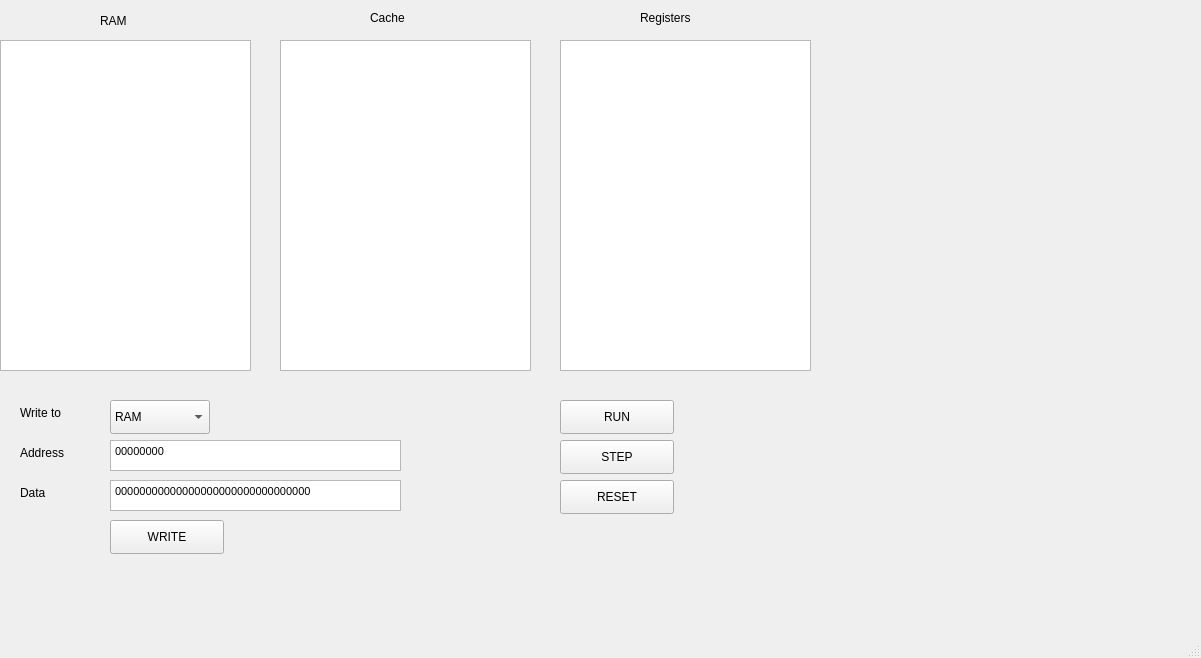
Before: the Qt Designer form mainwindow.ui in tbourgoin1/535-SAGA-ISA, drawn with Qt 5.
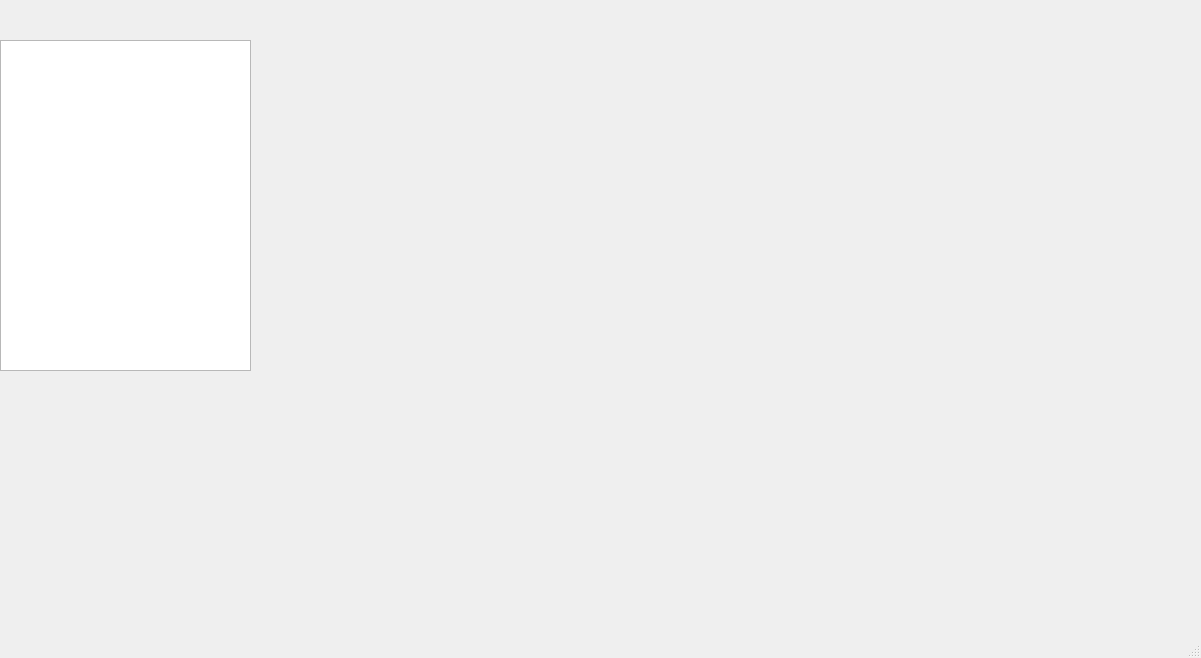
After: the same form once the commit is applied.

```diff
--- a/mainwindow.ui
+++ b/mainwindow.ui
@@ -24,215 +24,6 @@
      </rect>
     </property>
    </widget>
-   <widget class="QLabel" name="label">
-    <property name="geometry">
-     <rect>
-      <x>100</x>
-      <y>10</y>
-      <width>41</width>
-      <height>21</height>
-     </rect>
-    </property>
-    <property name="text">
-     <string>RAM</string>
-    </property>
-   </widget>
-   <widget class="QListView" name="cache_view">
-    <property name="geometry">
-     <rect>
-      <x>280</x>
-      <y>40</y>
-      <width>251</width>
-      <height>331</height>
-     </rect>
-    </property>
-   </widget>
-   <widget class="QLabel" name="label_2">
-    <property name="geometry">
-     <rect>
-      <x>370</x>
-      <y>10</y>
-      <width>61</width>
-      <height>16</height>
-     </rect>
-    </property>
-    <property name="text">
-     <string>Cache</string>
-    </property>
-   </widget>
-   <widget class="QLabel" name="label_3">
-    <property name="geometry">
-     <rect>
-      <x>640</x>
-      <y>10</y>
-      <width>91</width>
-      <height>16</height>
-     </rect>
-    </property>
-    <property name="text">
-     <string>Registers</string>
-    </property>
-   </widget>
-   <widget class="QListView" name="register_view">
-    <property name="geometry">
-     <rect>
-      <x>560</x>
-      <y>40</y>
-      <width>251</width>
-      <height>331</height>
-     </rect>
-    </property>
-   </widget>
-   <widget class="QTextEdit" name="data_input">
-    <property name="geometry">
-     <rect>
-      <x>110</x>
-      <y>480</y>
-      <width>291</width>
-      <height>31</height>
-     </rect>
-    </property>
-    <property name="html">
-     <string>&lt;!DOCTYPE HTML PUBLIC &quot;-//W3C//DTD HTML 4.0//EN&quot; &quot;http://www.w3.org/TR/REC-html40/strict.dtd&quot;&gt;
-&lt;html&gt;&lt;head&gt;&lt;meta name=&quot;qrichtext&quot; content=&quot;1&quot; /&gt;&lt;style type=&quot;text/css&quot;&gt;
-p, li { white-space: pre-wrap; }
-&lt;/style&gt;&lt;/head&gt;&lt;body style=&quot; font-family:'MS Shell Dlg 2'; font-size:7.875pt; font-weight:400; font-style:normal;&quot;&gt;
-&lt;p style=&quot; margin-top:0px; margin-bottom:0px; margin-left:0px; margin-right:0px; -qt-block-indent:0; text-indent:0px;&quot;&gt;00000000000000000000000000000000&lt;/p&gt;&lt;/body&gt;&lt;/html&gt;</string>
-    </property>
-   </widget>
-   <widget class="QLabel" name="label_4">
-    <property name="geometry">
-     <rect>
-      <x>20</x>
-      <y>400</y>
-      <width>90</width>
-      <height>26</height>
-     </rect>
-    </property>
-    <property name="text">
-     <string>Write to</string>
-    </property>
-   </widget>
-   <widget class="QComboBox" name="memory_select">
-    <property name="geometry">
-     <rect>
-      <x>110</x>
-      <y>400</y>
-      <width>100</width>
-      <height>34</height>
-     </rect>
-    </property>
-    <item>
-     <property name="text">
-      <string>RAM</string>
-     </property>
-    </item>
-    <item>
-     <property name="text">
-      <string>CACHE</string>
-     </property>
-    </item>
-    <item>
-     <property name="text">
-      <string>REGISTER</string>
-     </property>
-    </item>
-   </widget>
-   <widget class="QLabel" name="label_5">
-    <property name="geometry">
-     <rect>
-      <x>20</x>
-      <y>440</y>
-      <width>90</width>
-      <height>26</height>
-     </rect>
-    </property>
-    <property name="text">
-     <string>Address</string>
-    </property>
-   </widget>
-   <widget class="QTextEdit" name="address_input">
-    <property name="geometry">
-     <rect>
-      <x>110</x>
-      <y>440</y>
-      <width>291</width>
-      <height>31</height>
-     </rect>
-    </property>
-    <property name="html">
-     <string>&lt;!DOCTYPE HTML PUBLIC &quot;-//W3C//DTD HTML 4.0//EN&quot; &quot;http://www.w3.org/TR/REC-html40/strict.dtd&quot;&gt;
-&lt;html&gt;&lt;head&gt;&lt;meta name=&quot;qrichtext&quot; content=&quot;1&quot; /&gt;&lt;style type=&quot;text/css&quot;&gt;
-p, li { white-space: pre-wrap; }
-&lt;/style&gt;&lt;/head&gt;&lt;body style=&quot; font-family:'MS Shell Dlg 2'; font-size:7.875pt; font-weight:400; font-style:normal;&quot;&gt;
-&lt;p style=&quot; margin-top:0px; margin-bottom:0px; margin-left:0px; margin-right:0px; -qt-block-indent:0; text-indent:0px;&quot;&gt;00000000&lt;/p&gt;&lt;/body&gt;&lt;/html&gt;</string>
-    </property>
-   </widget>
-   <widget class="QLabel" name="label_6">
-    <property name="geometry">
-     <rect>
-      <x>20</x>
-      <y>480</y>
-      <width>90</width>
-      <height>26</height>
-     </rect>
-    </property>
-    <property name="text">
-     <string>Data</string>
-    </property>
-   </widget>
-   <widget class="QPushButton" name="write_button">
-    <property name="geometry">
-     <rect>
-      <x>110</x>
-      <y>520</y>
-      <width>114</width>
-      <height>34</height>
-     </rect>
-    </property>
-    <property name="text">
-     <string>WRITE</string>
-    </property>
-   </widget>
-   <widget class="QPushButton" name="run_button">
-    <property name="geometry">
-     <rect>
-      <x>560</x>
-      <y>400</y>
-      <width>114</width>
-      <height>34</height>
-     </rect>
-    </property>
-    <property name="text">
-     <string>RUN</string>
-    </property>
-   </widget>
-   <widget class="QPushButton" name="step_button">
-    <property name="geometry">
-     <rect>
-      <x>560</x>
-      <y>440</y>
-      <width>114</width>
-      <height>34</height>
-     </rect>
-    </property>
-    <property name="text">
-     <string>STEP</string>
-    </property>
-   </widget>
-   <widget class="QPushButton" name="reset_button">
-    <property name="geometry">
-     <rect>
-      <x>560</x>
-      <y>480</y>
-      <width>114</width>
-      <height>34</height>
-     </rect>
-    </property>
-    <property name="text">
-     <string>RESET</string>
-    </property>
-   </widget>
   </widget>
   <widget class="QMenuBar" name="menubar">
    <property name="geometry">
```
